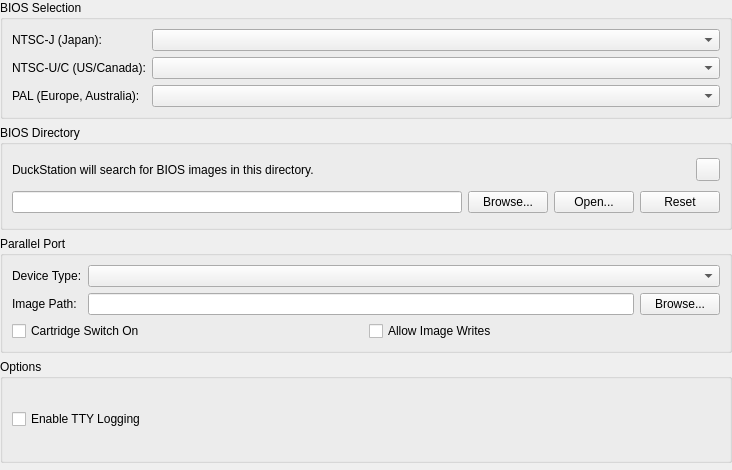
The window that src/duckstation-qt/biossettingswidget.ui (stenzek/duckstation) describes before a commit, drawn with Qt 5.
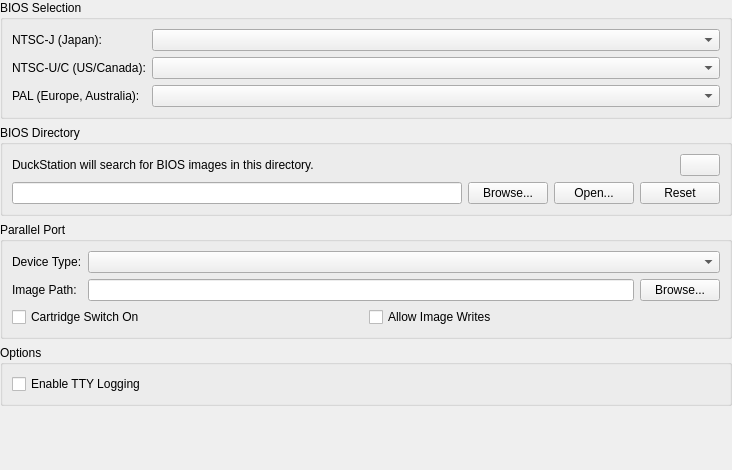
The same window after the commit. Icons and pictures are not drawn.

Commit message:
Qt: Swap most out-of-toolbar QToolButtons to QPushButtons
Styles better on MacOS.

```diff
--- a/src/duckstation-qt/biossettingswidget.ui
+++ b/src/duckstation-qt/biossettingswidget.ui
@@ -100,7 +100,13 @@
        </widget>
       </item>
       <item row="0" column="2">
-       <widget class="QToolButton" name="rescan">
+       <widget class="QPushButton" name="rescan">
+        <property name="sizePolicy">
+         <sizepolicy hsizetype="Maximum" vsizetype="Fixed">
+          <horstretch>0</horstretch>
+          <verstretch>0</verstretch>
+         </sizepolicy>
+        </property>
         <property name="toolTip">
          <string>Refresh BIOS List</string>
         </property>
@@ -222,6 +228,12 @@
      <property name="orientation">
       <enum>Qt::Orientation::Vertical</enum>
      </property>
+     <property name="sizeHint" stdset="0">
+      <size>
+       <width>0</width>
+       <height>0</height>
+      </size>
+     </property>
     </spacer>
    </item>
   </layout>
```
The commit also changes 23 other files.
